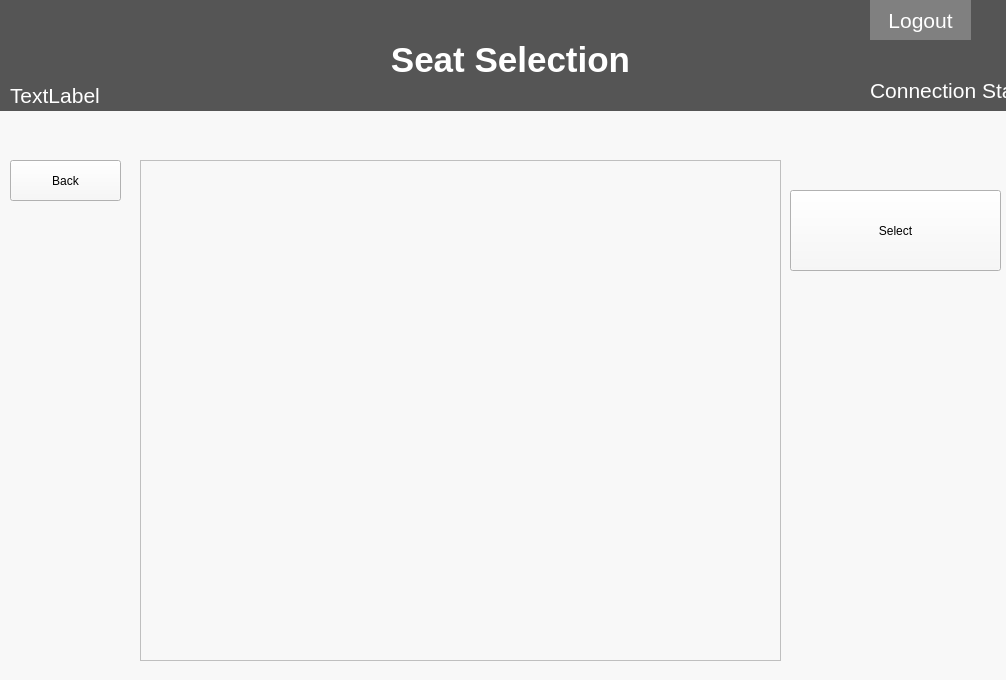
Above: QT/chairs.ui from LuciaCG/Bluebird before the change. Below: the same form after it.
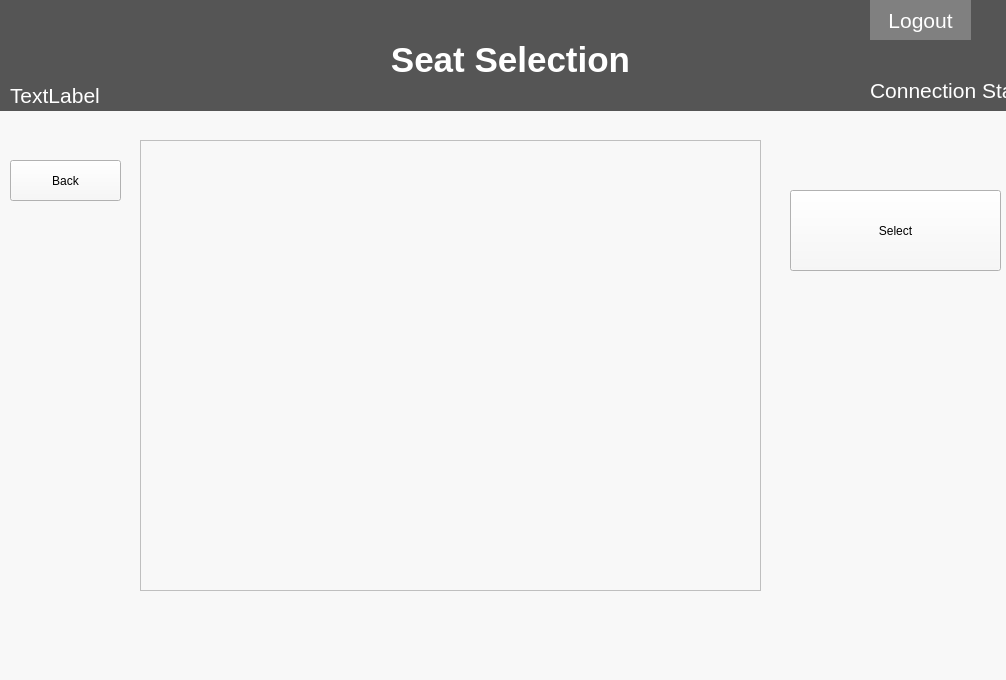
That is the form after the change.

Commit message: seats table showed correctly

```diff
--- a/QT/chairs.ui
+++ b/QT/chairs.ui
@@ -131,61 +131,6 @@
      </property>
     </widget>
    </widget>
-   <widget class="QTableView" name="tableView">
-    <property name="geometry">
-     <rect>
-      <x>140</x>
-      <y>160</y>
-      <width>641</width>
-      <height>501</height>
-     </rect>
-    </property>
-    <property name="minimumSize">
-     <size>
-      <width>611</width>
-      <height>501</height>
-     </size>
-    </property>
-    <property name="autoFillBackground">
-     <bool>false</bool>
-    </property>
-    <property name="styleSheet">
-     <string notr="true">QHeaderView::section { background-color:#555555; color:#FFFFFF; font-weight:bold;}</string>
-    </property>
-    <property name="verticalScrollBarPolicy">
-     <enum>Qt::ScrollBarAsNeeded</enum>
-    </property>
-    <property name="horizontalScrollBarPolicy">
-     <enum>Qt::ScrollBarAsNeeded</enum>
-    </property>
-    <property name="sizeAdjustPolicy">
-     <enum>QAbstractScrollArea::AdjustToContentsOnFirstShow</enum>
-    </property>
-    <property name="selectionBehavior">
-     <enum>QAbstractItemView::SelectItems</enum>
-    </property>
-    <property name="showGrid">
-     <bool>true</bool>
-    </property>
-    <attribute name="horizontalHeaderDefaultSectionSize">
-     <number>100</number>
-    </attribute>
-    <attribute name="horizontalHeaderHighlightSections">
-     <bool>true</bool>
-    </attribute>
-    <attribute name="horizontalHeaderMinimumSectionSize">
-     <number>50</number>
-    </attribute>
-    <attribute name="horizontalHeaderStretchLastSection">
-     <bool>false</bool>
-    </attribute>
-    <attribute name="verticalHeaderVisible">
-     <bool>false</bool>
-    </attribute>
-    <attribute name="verticalHeaderStretchLastSection">
-     <bool>false</bool>
-    </attribute>
-   </widget>
    <widget class="QPushButton" name="back">
     <property name="geometry">
      <rect>
@@ -212,6 +157,55 @@
      <string>Select</string>
     </property>
    </widget>
+   <widget class="QTableWidget" name="tableWidget">
+    <property name="geometry">
+     <rect>
+      <x>140</x>
+      <y>140</y>
+      <width>621</width>
+      <height>451</height>
+     </rect>
+    </property>
+    <property name="styleSheet">
+     <string notr="true">QHeaderView::section { background-color:#555555; color:#FFFFFF; font-weight:bold;}</string>
+    </property>
+    <property name="verticalScrollBarPolicy">
+     <enum>Qt::ScrollBarAlwaysOff</enum>
+    </property>
+    <property name="horizontalScrollBarPolicy">
+     <enum>Qt::ScrollBarAlwaysOff</enum>
+    </property>
+    <property name="sizeAdjustPolicy">
+     <enum>QAbstractScrollArea::AdjustToContents</enum>
+    </property>
+    <property name="editTriggers">
+     <set>QAbstractItemView::NoEditTriggers</set>
+    </property>
+    <attribute name="horizontalHeaderCascadingSectionResizes">
+     <bool>true</bool>
+    </attribute>
+    <attribute name="horizontalHeaderDefaultSectionSize">
+     <number>100</number>
+    </attribute>
+    <attribute name="horizontalHeaderMinimumSectionSize">
+     <number>10</number>
+    </attribute>
+    <attribute name="horizontalHeaderStretchLastSection">
+     <bool>false</bool>
+    </attribute>
+    <attribute name="verticalHeaderCascadingSectionResizes">
+     <bool>true</bool>
+    </attribute>
+    <attribute name="verticalHeaderDefaultSectionSize">
+     <number>100</number>
+    </attribute>
+    <attribute name="verticalHeaderMinimumSectionSize">
+     <number>10</number>
+    </attribute>
+    <attribute name="verticalHeaderStretchLastSection">
+     <bool>false</bool>
+    </attribute>
+   </widget>
   </widget>
  </widget>
  <resources/>
```
The commit also changes 1 other file.
